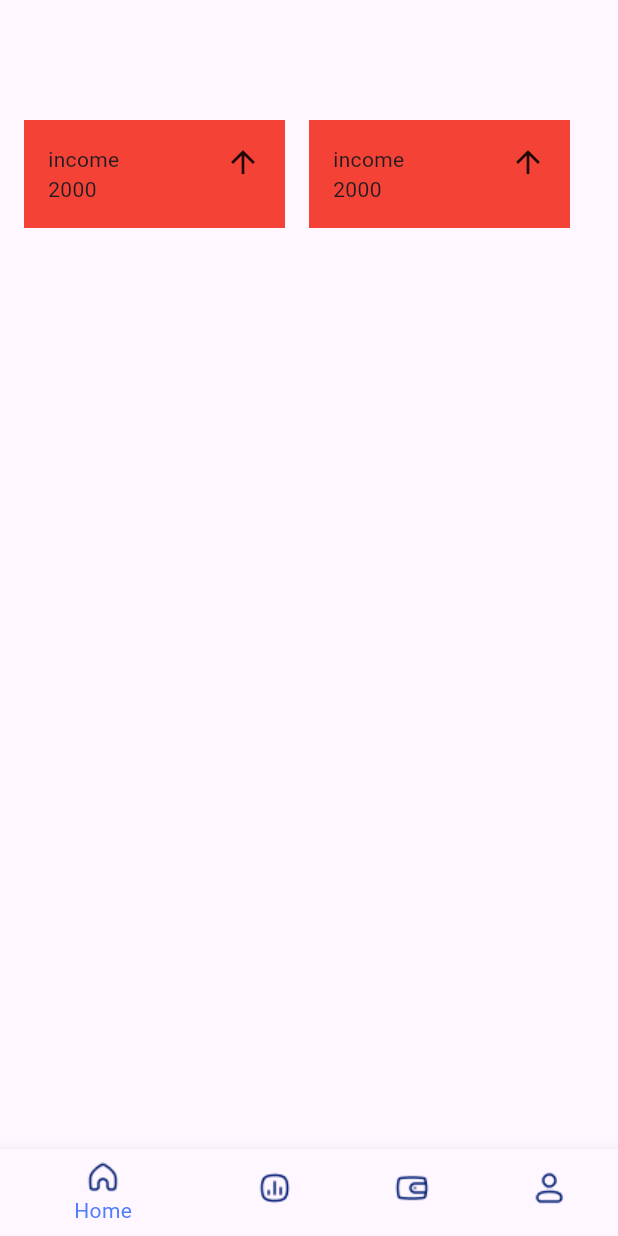
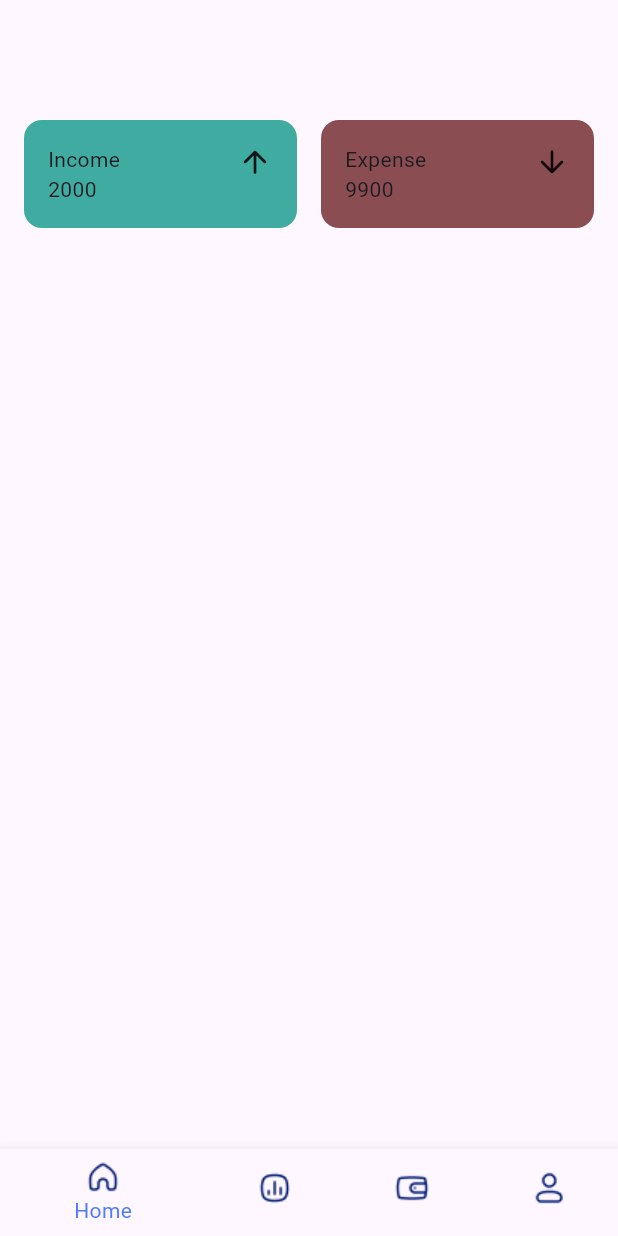
Before and after one commit to bahiznalakath/MoneyManagerApp, a Flutter app: the screen it shows after launch, on a phone screen of 412 x 824 dp. Run offline on Flutter 3.47's test engine with Material 2 defaults, Android fonts, the phone set to English and light mode, and no system bars.

Commit message:
some new line of codes are added

```diff
--- a/lib/screens/home_screen_tab.dart
+++ b/lib/screens/home_screen_tab.dart
@@ -19,8 +19,11 @@ class HomeScreenTab extends StatelessWidget {
             ),
             Row(
               children: [
-                Expanded(child: IncomeExpenseCard()), // Corrected widget name
-                Expanded(child: IncomeExpenseCard()), // Corrected widget name
+                Expanded(child: IncomeExpenseCard(expenseData: ExpenseData("Income","2000",Icons.arrow_upward_rounded),)),
+                SizedBox(
+                  width: defaultSpacing ,
+                ),// Corrected widget name
+                Expanded(child: IncomeExpenseCard(expenseData: ExpenseData("Expense","9900",Icons.arrow_downward_rounded),)), // Corrected widget name
               ],
             )
           ],
--- a/lib/widgets/income_expense_card.dart
+++ b/lib/widgets/income_expense_card.dart
@@ -2,15 +2,28 @@ import 'package:flutter/material.dart';
 
 import '../constants.dart';
 
+class ExpenseData {
+  final String label;
+  final String amount;
+  final IconData icon;
+
+  const ExpenseData(this.label, this.amount, this.icon);
+}
+
 class IncomeExpenseCard extends StatelessWidget {
-  const IncomeExpenseCard({Key? key}) : super(key: key);
+  final ExpenseData expenseData;
+
+  const IncomeExpenseCard({Key? key, required this.expenseData})
+      : super(key: key);
 
   @override
   Widget build(BuildContext context) {
     return Container(
-      margin: EdgeInsets.only(right: defaultSpacing),
-      padding: EdgeInsets.all(defaultSpacing),
-      decoration: BoxDecoration(color: Colors.red),
+      // margin: EdgeInsets.only(right: defaultSpacing),
+      padding: const EdgeInsets.all(defaultSpacing),
+      decoration: BoxDecoration(
+          color:expenseData.label == "Income" ? primaryDark: accent ,
+          borderRadius: BorderRadius.circular(defaultRadius)),
       child: Row(
         crossAxisAlignment: CrossAxisAlignment.start,
         children: [
@@ -18,12 +31,12 @@ class IncomeExpenseCard extends StatelessWidget {
             child: Column(
               crossAxisAlignment: CrossAxisAlignment.start,
               children: [
-                Text("income"),
-                Text("2000"),
+                Text(expenseData.label),
+                Text(expenseData.amount),
               ],
             ),
           ),
-          Icon(Icons.arrow_upward),
+          Icon(expenseData.icon),
         ],
       ),
     );
```
